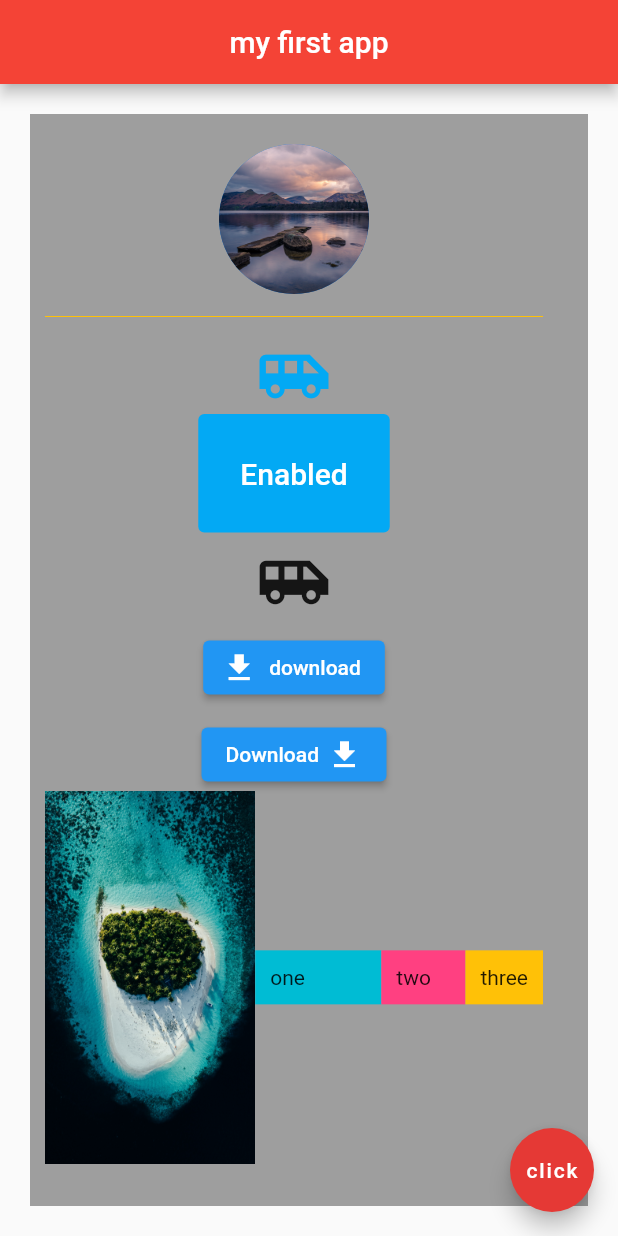
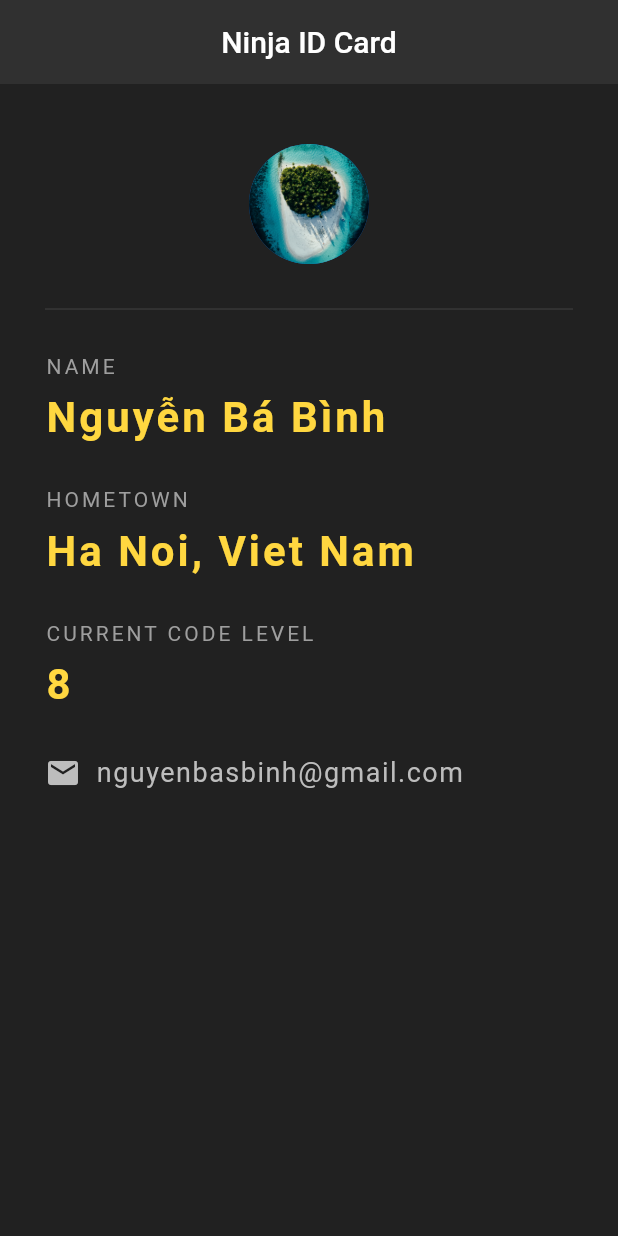
Before and after one commit to BinhT1/Flutter-fundamental, a Flutter app: the screen it shows after launch, on a phone screen of 412 x 824 dp. Run offline on Flutter 3.47's test engine with Material 2 defaults, Android fonts, the phone set to English and light mode, and no system bars.

Commit message:
ini project

```diff
--- a/lib/main.dart
+++ b/lib/main.dart
@@ -1,117 +1,108 @@
 import 'package:flutter/material.dart';
 
-void main() {
-  runApp(MaterialApp(home: Home()));
-}
+void main() => runApp(MaterialApp(
+      home: NinjaCard(),
+    ));
 
-class Home extends StatelessWidget {
+class NinjaCard extends StatelessWidget {
   @override
   Widget build(BuildContext context) {
     return Scaffold(
+      backgroundColor: Colors.grey[900],
       appBar: AppBar(
-        title: const Text('my first app'),
+        title: Text('Ninja ID Card'),
         centerTitle: true,
-        backgroundColor: Colors.red,
+        backgroundColor: Colors.grey[850],
+        elevation: 0.0,
       ),
-      body: Container(
-        // can set padding and margin
-        color: Colors.grey,
-        padding: const EdgeInsets.fromLTRB(10, 20, 30, 40),
-        margin: const EdgeInsets.all(20),
+      body: Padding(
+        padding: const EdgeInsets.fromLTRB(30.0, 40.0, 30.0, 0),
         child: Column(
-          mainAxisSize: MainAxisSize.max,
-          crossAxisAlignment: CrossAxisAlignment.center, // same align-items
-          mainAxisAlignment: MainAxisAlignment.start, // same justify-content
+          crossAxisAlignment: CrossAxisAlignment.start,
           children: <Widget>[
-            const CircleAvatar(
-              backgroundImage: AssetImage('assets/img2.jpg'),
-              radius: 50,
-            ),
-            const Divider(
-              height: 30,
-              color: Colors.amber,
-            ),
-            const Icon(Icons.airport_shuttle,
-                color: Colors.lightBlue, size: 50.0),
-            TextButton(
-                style: TextButton.styleFrom(backgroundColor: Colors.lightBlue),
-                onPressed: () {
-                  print("hahahaha");
-                },
-                child: const Padding(
-                  // only paddding, don't have margin
-                  padding: EdgeInsets.all(20),
-                  child: Text('Enabled',
-                      style: TextStyle(fontSize: 20, color: Colors.white)),
-                )),
-            IconButton(
-              iconSize: 50,
-              icon: const Icon(Icons.airport_shuttle),
-              onPressed: () {},
-              tooltip: "click button",
-            ),
-            ElevatedButton.icon(
-                onPressed: () {},
-                icon: const Icon(
-                  Icons.download,
-                  size: 24,
-                ),
-                label: const Text("download")),
-            const SizedBox(
-              height: 10,
-            ),
-            ElevatedButton(
-              onPressed: () {},
-              child: Row(
-                mainAxisSize: MainAxisSize.min,
-                children: const [
-                  Text('Download'),
-                  SizedBox(
-                    width: 5,
-                  ),
-                  Icon(
-                    Icons.download,
-                    size: 24.0,
-                  ),
-                ],
+            Center(
+              child: CircleAvatar(
+                radius: 40.0,
+                backgroundImage: AssetImage('assets/img1.jpg'),
               ),
             ),
+            Divider(
+              color: Colors.grey[800],
+              height: 60.0,
+            ),
+            Text(
+              'NAME',
+              style: TextStyle(
+                color: Colors.grey,
+                letterSpacing: 2.0,
+              ),
+            ),
+            SizedBox(height: 10.0),
+            Text(
+              'Nguyễn Bá Bình',
+              style: TextStyle(
+                color: Colors.amberAccent[200],
+                fontWeight: FontWeight.bold,
+                fontSize: 28.0,
+                letterSpacing: 2.0,
+              ),
+            ),
+            SizedBox(height: 30.0),
+            Text(
+              'HOMETOWN',
+              style: TextStyle(
+                color: Colors.grey,
+                letterSpacing: 2.0,
+              ),
+            ),
+            SizedBox(height: 10.0),
+            Text(
+              'Ha Noi, Viet Nam',
+              style: TextStyle(
+                color: Colors.amberAccent[200],
+                fontWeight: FontWeight.bold,
+                fontSize: 28.0,
+                letterSpacing: 2.0,
+              ),
+            ),
+            SizedBox(height: 30.0),
+            Text(
+              'CURRENT CODE LEVEL',
+              style: TextStyle(
+                color: Colors.grey,
+                letterSpacing: 2.0,
+              ),
+            ),
+            SizedBox(height: 10.0),
+            Text(
+              '8',
+              style: TextStyle(
+                color: Colors.amberAccent[200],
+                fontWeight: FontWeight.bold,
+                fontSize: 28.0,
+                letterSpacing: 2.0,
+              ),
+            ),
+            SizedBox(height: 30.0),
             Row(
-              children: [
-                Expanded(
-                  flex: 5,
-                  child: Image.asset('assets/img1.jpg'),
+              children: <Widget>[
+                Icon(
+                  Icons.email,
+                  color: Colors.grey[400],
                 ),
-                Expanded(
-                  flex: 3,
-                  child: Container(
-                    padding: const EdgeInsets.all(10),
-                    color: Colors.cyan,
-                    child: const Text("one"),
+                SizedBox(width: 10.0),
+                Text(
+                  "nguyenbasbinh@gmail.com",
+                  style: TextStyle(
+                    color: Colors.grey[400],
+                    fontSize: 18.0,
+                    letterSpacing: 1.0,
                   ),
-                ),
-                Expanded(
-                  flex: 2,
-                  child: Container(
-                    padding: const EdgeInsets.all(10.0),
-                    color: Colors.pinkAccent,
-                    child: const Text("two"),
-                  ),
-                ),
-                Container(
-                  padding: const EdgeInsets.all(10.0),
-                  color: Colors.amber,
-                  child: const Text("three"),
-                ),
+                )
               ],
-            )
+            ),
           ],
         ),
-      ),
-      floatingActionButton: FloatingActionButton(
-        onPressed: () {},
-        backgroundColor: Colors.red[600],
-        child: const Text("click"),
       ),
     );
   }
```
